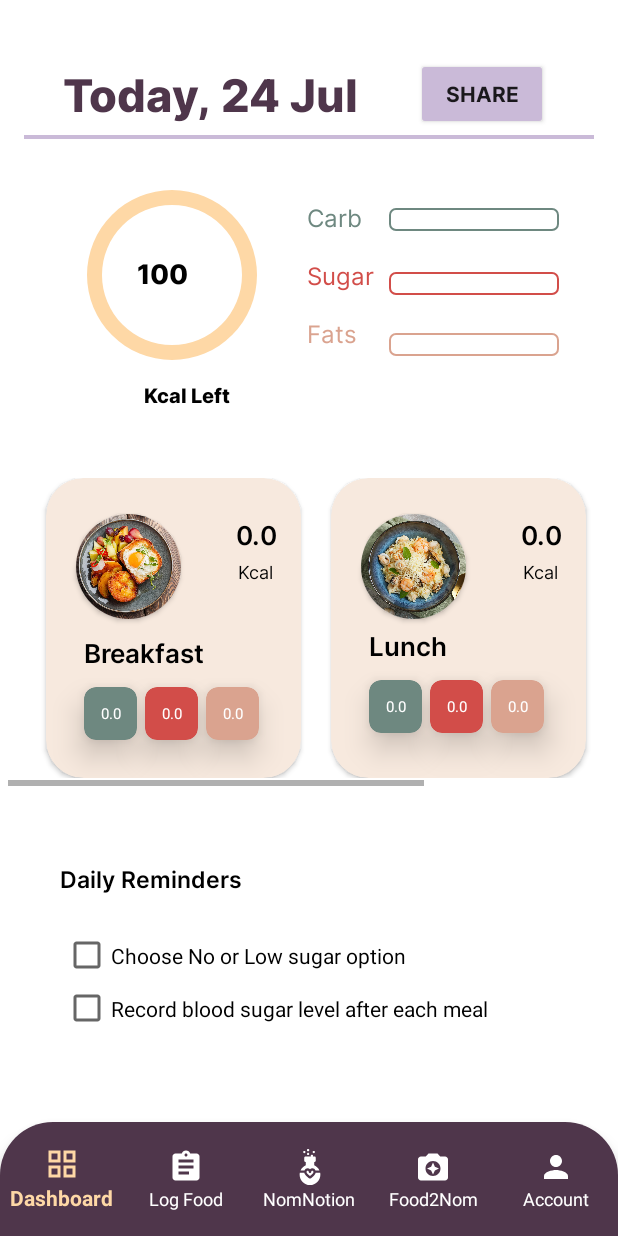
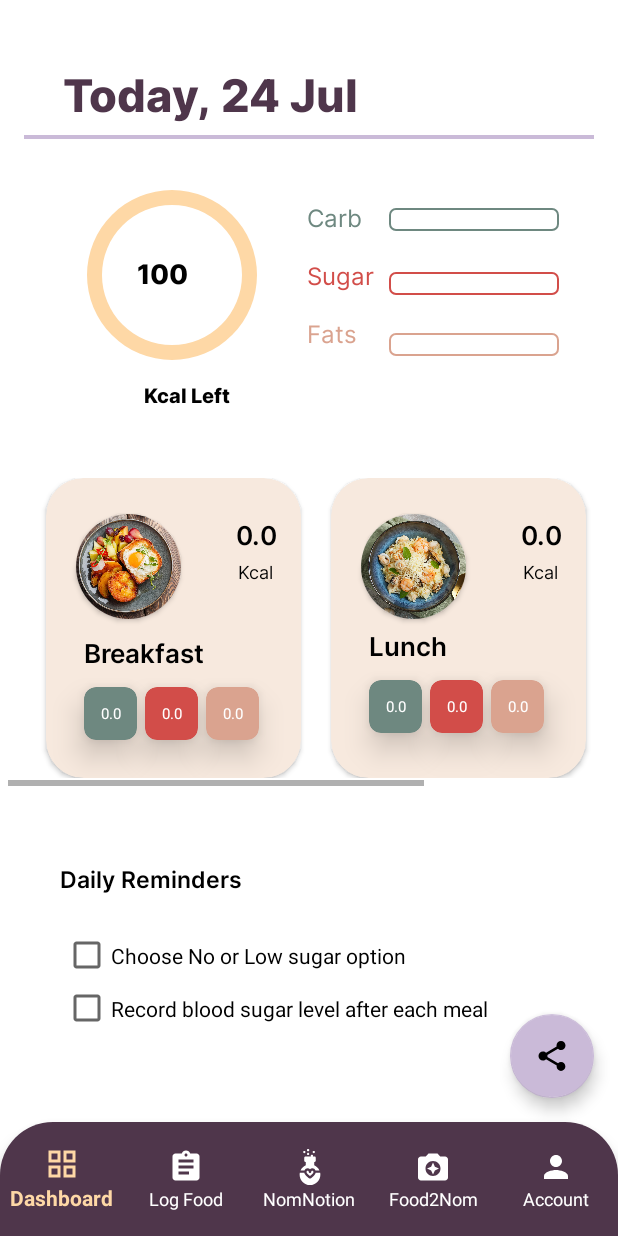
Before and after one commit to RaeanneZ/FoodNav, an Android app: the Dashboard screen opened directly, with no data from a screen before it, on a phone screen of 412 x 824 dp. Run offline under Robolectric (Android 15) with nearby library versions, the phone set to English and light mode, and no system bars.

Commit message:
Changed the design of the share button to standardise the design. Fixed buttons turning different colour when phone dark mode is switched on. Added drawable of share icon.

```diff
--- a/app/build.gradle.kts
+++ b/app/build.gradle.kts
@@ -47,7 +47,7 @@ dependencies {
     androidTestImplementation(libs.ext.junit)
     androidTestImplementation(libs.espresso.core)
 
-
+    implementation("com.google.android.material:material:1.4.0")
     implementation("androidx.recyclerview:recyclerview-selection:1.1.0") // for recycler view
     testImplementation("junit:junit:4+")
     implementation("net.sourceforge.jtds:jtds:1.3.1") //net.sourceforge.jtds:jtds:1.3.1
--- a/app/src/main/java/sg/edu/np/mad/mad24p03team2/Dashboard.java
+++ b/app/src/main/java/sg/edu/np/mad/mad24p03team2/Dashboard.java
@@ -23,6 +23,9 @@ import android.widget.Button;
 import android.widget.ProgressBar;
 import android.widget.TextView;
 import android.widget.Toast;
+
+import com.google.android.datatransport.runtime.scheduling.jobscheduling.SchedulerConfig;
+import com.google.android.material.floatingactionbutton.FloatingActionButton;
 
 import java.io.File;
 import java.io.FileOutputStream;
@@ -117,7 +120,7 @@ public class Dashboard extends Fragment implements IDBProcessListener {
         sugarBar = view.findViewById(R.id.progressBarSugar);
         cbar = view.findViewById(R.id.Cbar);
 
-        Button shareButton = view.findViewById(R.id.share_button);
+        FloatingActionButton shareButton = view.findViewById(R.id.share_button);
         shareButton.setOnClickListener(new View.OnClickListener() {
             @Override
             public void onClick(View v) {
--- /dev/null
+++ b/app/src/main/res/drawable/baseline_share_24.xml
@@ -0,0 +1,5 @@
+<vector xmlns:android="http://schemas.android.com/apk/res/android" android:height="24dp" android:tint="#000000" android:viewportHeight="24" android:viewportWidth="24" android:width="24dp">
+
+    <path android:fillColor="@android:color/white" android:pathData="M18,16.08c-0.76,0 -1.44,0.3 -1.96,0.77L8.91,12.7c0.05,-0.23 0.09,-0.46 0.09,-0.7s-0.04,-0.47 -0.09,-0.7l7.05,-4.11c0.54,0.5 1.25,0.81 2.04,0.81 1.66,0 3,-1.34 3,-3s-1.34,-3 -3,-3 -3,1.34 -3,3c0,0.24 0.04,0.47 0.09,0.7L8.04,9.81C7.5,9.31 6.79,9 6,9c-1.66,0 -3,1.34 -3,3s1.34,3 3,3c0.79,0 1.5,-0.31 2.04,-0.81l7.12,4.16c-0.05,0.21 -0.08,0.43 -0.08,0.65 0,1.61 1.31,2.92 2.92,2.92 1.61,0 2.92,-1.31 2.92,-2.92s-1.31,-2.92 -2.92,-2.92z"/>
+
+</vector>
--- a/app/src/main/res/layout/fragment_dashboard.xml
+++ b/app/src/main/res/layout/fragment_dashboard.xml
@@ -47,18 +47,6 @@
                     app:layout_constraintHorizontal_bias="0.14"
                     app:layout_constraintStart_toStartOf="parent"
                     app:layout_constraintTop_toTopOf="parent" />
-
-                <Button
-                    android:id="@+id/share_button"
-                    android:layout_width="wrap_content"
-                    android:layout_height="wrap_content"
-                    android:layout_marginStart="38dp"
-                    android:text="Share"
-                    android:fontFamily="@font/inter_bold"
-                    android:backgroundTint="@color/lavender"
-                    app:layout_constraintBottom_toBottomOf="@+id/tvdate"
-                    app:layout_constraintStart_toEndOf="@+id/tvdate"
-                    app:layout_constraintTop_toTopOf="@id/tvdate" />
 
                 <View
                     android:id="@+id/viewline"
@@ -887,4 +875,13 @@
         </LinearLayout>
 
     </androidx.constraintlayout.widget.ConstraintLayout>
+    <com.google.android.material.floatingactionbutton.FloatingActionButton
+        android:id="@+id/share_button"
+        android:layout_width="wrap_content"
+        android:layout_height="wrap_content"
+        android:layout_gravity="end|bottom"
+        android:layout_margin="16dp"
+        android:contentDescription="Share"
+        android:src="@drawable/baseline_share_24"
+        app:backgroundTint="@color/lavender"/>
 </FrameLayout>
--- a/app/src/main/res/values-night/colors.xml
+++ b/app/src/main/res/values-night/colors.xml
@@ -1,6 +1,6 @@
 <?xml version="1.0" encoding="utf-8"?>
 <resources>
-    <color name="black">#DDDDDD</color>
+<!--    <color name="black">#DDDDDD</color>
     <color name="alsoblack">#000000</color>
     <color name="greyblack">#EFEFEF</color>
     <color name="grey">#B0B0B0</color>
@@ -16,5 +16,22 @@
     <color name="light_grey">#868686</color>
     <color name="purple">#9575DE</color>
     <color name="altpink">#FF6B97</color>
+    <color name="lightpink">#FFC0CB</color>-->
+    <color name="black">#FF000000</color>
+    <color name="alsoblack">#000000</color>
+    <color name="greyblack">#8A8A8A</color>
+    <color name="grey">#979797</color>
+    <color name="white">#FFFFFFFF</color>
+    <color name="lavender">#CABAD8</color>
+    <color name="eggplant">#4F364B</color>
+    <color name="beige">#F7E9DE</color>
+    <color name="pink">#DAA38F</color>
+    <color name="orange">#BF5000</color>
+    <color name="green">#6E8880</color>
+    <color name="yellow">#FED8A6</color>
+    <color name="red">#D24D49</color>
+    <color name="light_grey">#868686</color>
+    <color name="purple">#9575DE</color>
+    <color name="altpink">#FF6B97</color>
     <color name="lightpink">#FFC0CB</color>
 </resources>
```
